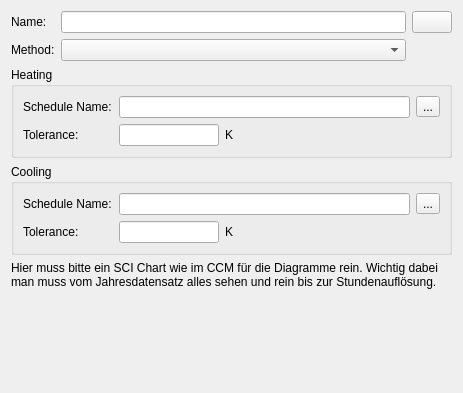
Above: SIM-VICUS/src/SVDBZoneControlThermostatEditWidget.ui from ghorwin/SIM-VICUS before the change. Below: the same form after it.
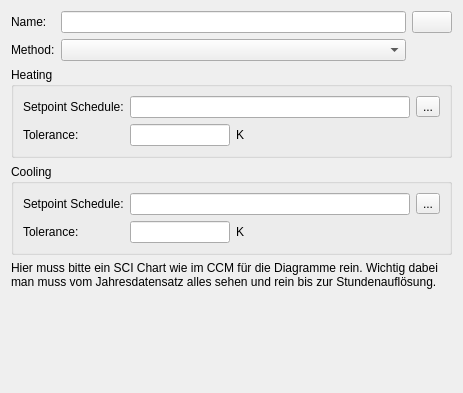
That is the form after the change. Custom widgets are drawn as their Qt base class.

Commit message: ZoneControlThermostat db dialog updated.

Diff of the .ui file:
```diff
--- a/SIM-VICUS/src/SVDBZoneControlThermostatEditWidget.ui
+++ b/SIM-VICUS/src/SVDBZoneControlThermostatEditWidget.ui
@@ -53,7 +53,7 @@
       <item row="0" column="0">
        <widget class="QLabel" name="labelScheduleHeating">
         <property name="text">
-         <string>Schedule Name:</string>
+         <string>Setpoint Schedule:</string>
         </property>
        </widget>
       </item>
@@ -120,7 +120,7 @@
       <item row="0" column="0">
        <widget class="QLabel" name="labelScheduleCooling">
         <property name="text">
-         <string>Schedule Name:</string>
+         <string>Setpoint Schedule:</string>
         </property>
        </widget>
       </item>
```
The commit also changes 2 other files.
